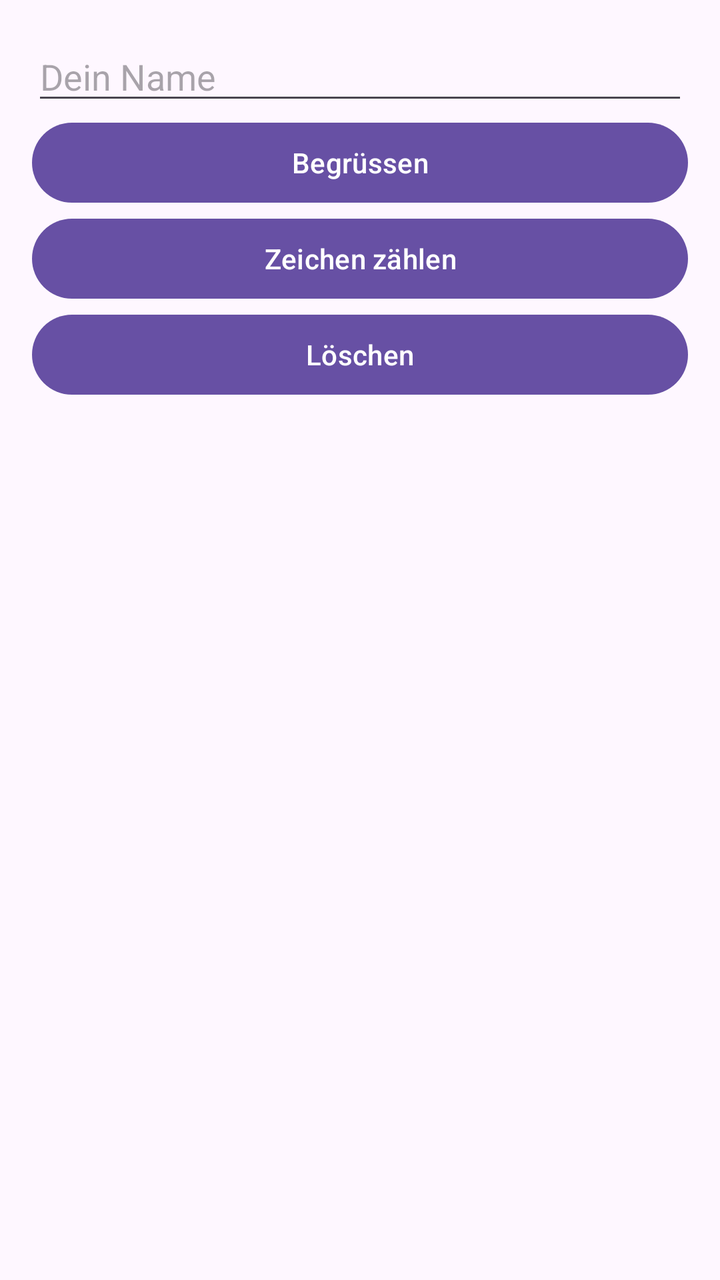
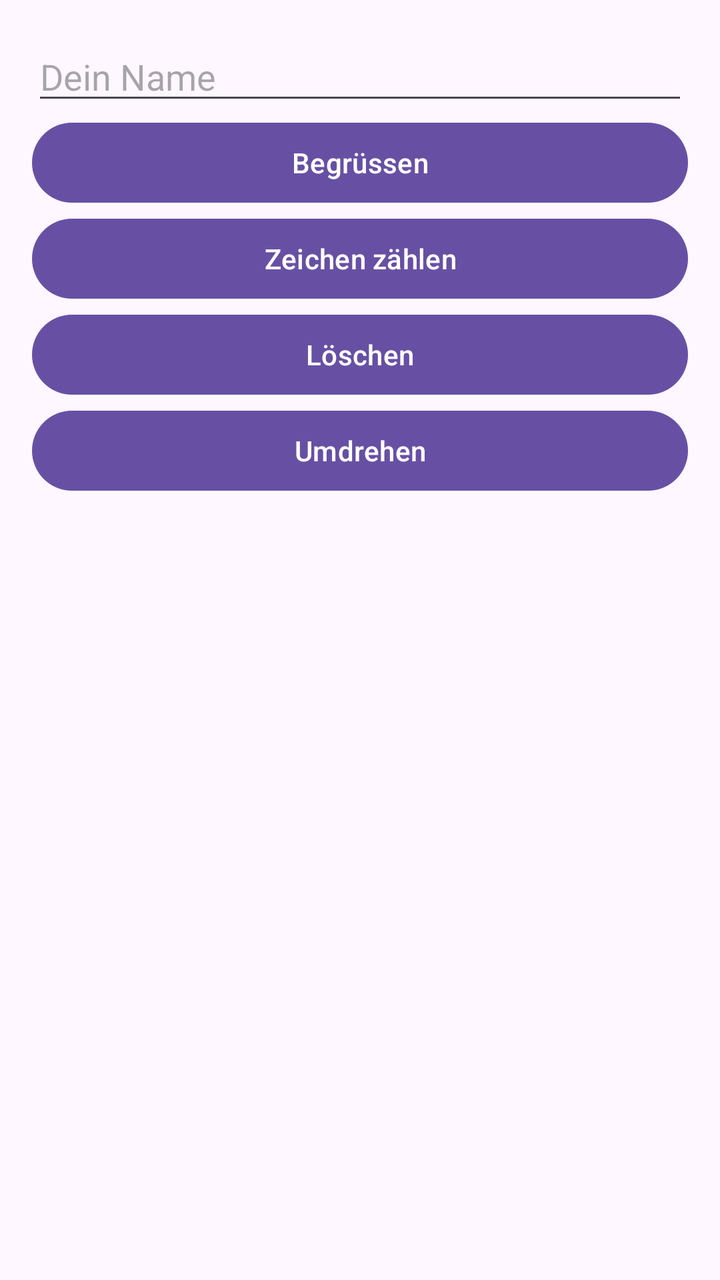

An Android layout rendered at two revisions. The XML below is the earlier revision; the diff shows what the commit changed to produce the second picture.
<!-- AndroidManifest.xml: application theme Theme.M335Buttons -->
<!-- res/layout/activity_main.xml -->
<?xml version="1.0" encoding="utf-8"?>
<androidx.constraintlayout.widget.ConstraintLayout
    xmlns:android="http://schemas.android.com/apk/res/android"
    xmlns:app="http://schemas.android.com/apk/res-auto"
    xmlns:tools="http://schemas.android.com/tools"
    android:id="@+id/main"
    android:layout_width="match_parent"
    android:layout_height="match_parent"
    tools:context=".MainActivity">

    <LinearLayout
        android:layout_width="0dp"
        android:layout_height="wrap_content"
        android:orientation="vertical"
        android:padding="16dp"
        app:layout_constraintTop_toTopOf="parent"
        app:layout_constraintStart_toStartOf="parent"
        app:layout_constraintEnd_toEndOf="parent">

        <EditText
            android:id="@+id/etName"
            android:layout_width="match_parent"
            android:layout_height="wrap_content"
            android:hint="Dein Name"
            android:inputType="textPersonName" />

        <Button
            android:id="@+id/btnGreet"
            android:layout_width="match_parent"
            android:layout_height="wrap_content"
            android:text="Begrüssen" />

        <Button
            android:id="@+id/btnCount"
            android:layout_width="match_parent"
            android:layout_height="wrap_content"
            android:text="Zeichen zählen" />

        <Button
            android:id="@+id/btnClear"
            android:layout_width="match_parent"
            android:layout_height="wrap_content"
            android:text="Löschen" />

        <TextView
            android:id="@+id/tvOutput"
            android:layout_width="match_parent"
            android:layout_height="wrap_content"
            android:layout_marginTop="24dp"
            android:textSize="18sp" />

    </LinearLayout>
</androidx.constraintlayout.widget.ConstraintLayout>
<!-- resources referenced by this layout -->
<resources>
  <style name="Theme.M335Buttons" parent="Base.Theme.M335Buttons" />
  <style name="Base.Theme.M335Buttons" parent="Theme.Material3.DayNight.NoActionBar">
          
          
      </style>
</resources>

<!-- the commit's change to res/layout/activity_main.xml (unified diff, before → after) -->
@@ -42,6 +42,12 @@
             android:layout_height="wrap_content"
             android:text="Löschen" />
 
+        <Button
+            android:id="@+id/btnReverse"
+            android:layout_width="match_parent"
+            android:layout_height="wrap_content"
+            android:text="Umdrehen" />
+
         <TextView
             android:id="@+id/tvOutput"
             android:layout_width="match_parent"
